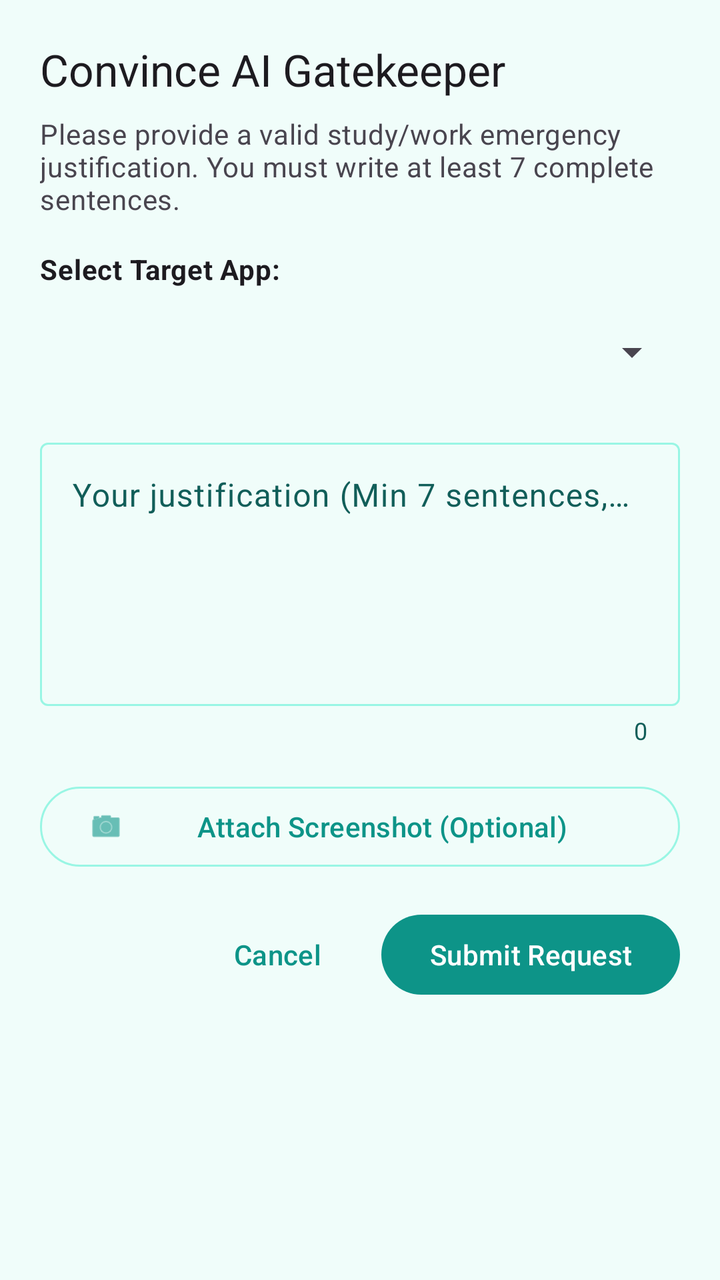
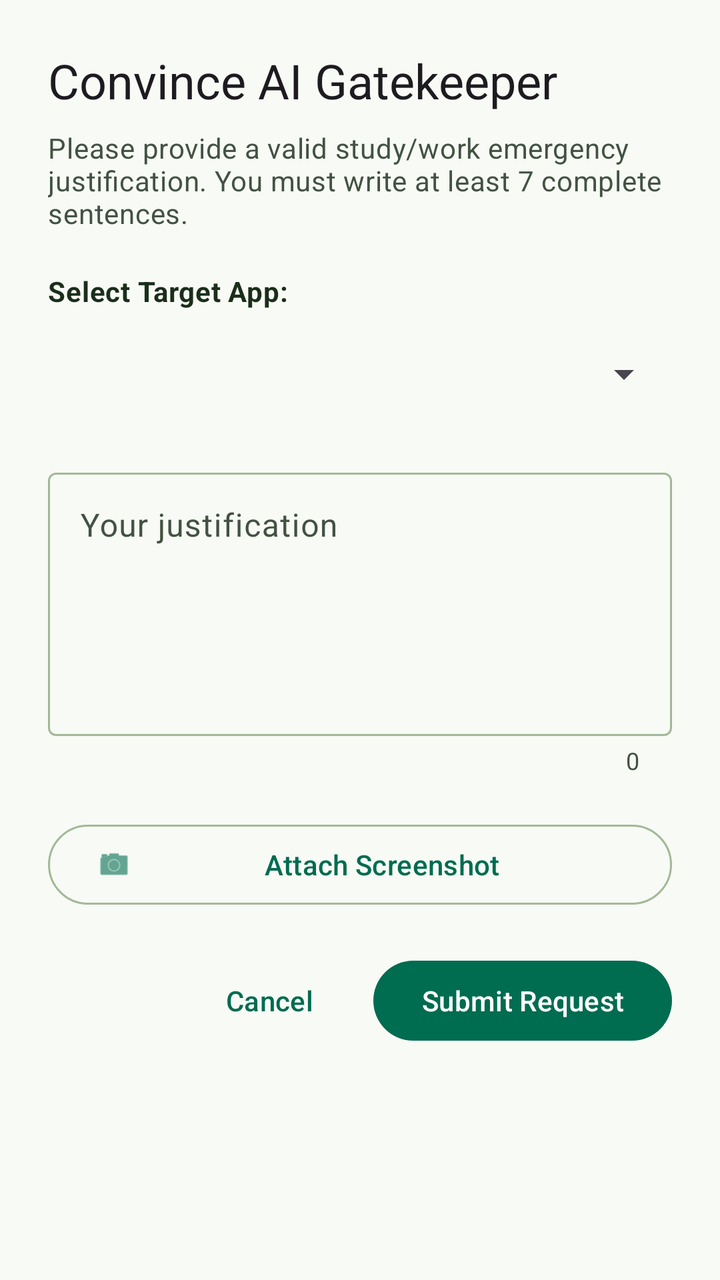

The first picture is an Android layout as it rendered before a commit; the second is the same layout after the commit. The layout source and the unified diff follow.
<!-- AndroidManifest.xml: application theme Theme.BlockWords -->
<!-- res/layout/dialog_ai_chat.xml -->
<?xml version="1.0" encoding="utf-8"?>
<androidx.core.widget.NestedScrollView xmlns:android="http://schemas.android.com/apk/res/android"
    xmlns:app="http://schemas.android.com/apk/res-auto"
    android:layout_width="match_parent"
    android:layout_height="wrap_content"
    android:fillViewport="true">

    <LinearLayout
        android:layout_width="match_parent"
        android:layout_height="wrap_content"
        android:orientation="vertical"
        android:padding="20dp">

        <TextView
            android:id="@+id/tv_dialog_title"
            android:layout_width="match_parent"
            android:layout_height="wrap_content"
            android:text="Convince AI Gatekeeper"
            android:textAppearance="@style/TextAppearance.Material3.TitleLarge"
            android:layout_marginBottom="8dp" />

        <TextView
            android:id="@+id/tv_dialog_subtitle"
            android:layout_width="match_parent"
            android:layout_height="wrap_content"
            android:text="Please provide a valid study/work emergency justification. You must write at least 7 complete sentences."
            android:textAppearance="@style/TextAppearance.Material3.BodyMedium"
            android:textColor="?android:attr/textColorSecondary"
            android:layout_marginBottom="16dp" />

        
        <TextView
            android:id="@+id/tv_select_app_label"
            android:layout_width="match_parent"
            android:layout_height="wrap_content"
            android:text="Select Target App:"
            android:textAppearance="@style/TextAppearance.Material3.BodyMedium"
            android:textStyle="bold"
            android:layout_marginBottom="8dp" />

        <Spinner
            android:id="@+id/spinner_apps"
            android:layout_width="match_parent"
            android:layout_height="48dp"
            android:layout_marginBottom="16dp" />

        
        <com.google.android.material.textfield.TextInputLayout
            android:id="@+id/til_justification"
            android:layout_width="match_parent"
            android:layout_height="wrap_content"
            android:hint="Your justification (Min 7 sentences, 5 words/sentence)"
            android:layout_marginBottom="16dp"
            app:counterEnabled="true"
            style="@style/Widget.Material3.TextInputLayout.OutlinedBox">

            <com.google.android.material.textfield.TextInputEditText
                android:id="@+id/et_justification"
                android:layout_width="match_parent"
                android:layout_height="wrap_content"
                android:minLines="5"
                android:gravity="top|start"
                android:inputType="textMultiLine" />
        </com.google.android.material.textfield.TextInputLayout>

        
        <LinearLayout
            android:id="@+id/layout_attachment"
            android:layout_width="match_parent"
            android:layout_height="wrap_content"
            android:orientation="vertical"
            android:layout_marginBottom="16dp">

            <com.google.android.material.button.MaterialButton
                android:id="@+id/btn_attach_image"
                style="@style/Widget.Material3.Button.OutlinedButton"
                android:layout_width="match_parent"
                android:layout_height="wrap_content"
                android:text="Attach Screenshot (Optional)"
                app:icon="@android:drawable/ic_menu_camera" />

            <com.google.android.material.card.MaterialCardView
                android:id="@+id/card_image_preview"
                android:layout_width="wrap_content"
                android:layout_height="wrap_content"
                android:layout_gravity="center_horizontal"
                android:layout_marginTop="8dp"
                android:visibility="gone"
                app:cardCornerRadius="8dp">

                <FrameLayout
                    android:layout_width="wrap_content"
                    android:layout_height="wrap_content">

                    <ImageView
                        android:id="@+id/iv_preview"
                        android:layout_width="160dp"
                        android:layout_height="120dp"
                        android:scaleType="centerCrop" />

                    <ImageButton
                        android:id="@+id/btn_remove_image"
                        android:layout_width="32dp"
                        android:layout_height="32dp"
                        android:layout_gravity="top|end"
                        android:background="@android:color/transparent"
                        android:src="@android:drawable/ic_menu_close_clear_cancel"
                        app:tint="?attr/colorError" />
                </FrameLayout>
            </com.google.android.material.card.MaterialCardView>
        </LinearLayout>

        
        <LinearLayout
            android:id="@+id/layout_loading"
            android:layout_width="match_parent"
            android:layout_height="wrap_content"
            android:orientation="vertical"
            android:gravity="center"
            android:visibility="gone"
            android:layout_marginBottom="16dp">

            <com.google.android.material.progressindicator.CircularProgressIndicator
                android:layout_width="wrap_content"
                android:layout_height="wrap_content"
                android:indeterminate="true" />

            <TextView
                android:layout_width="wrap_content"
                android:layout_height="wrap_content"
                android:text="Consulting Gemini AI Gatekeeper..."
                android:textAppearance="@style/TextAppearance.Material3.BodyMedium"
                android:layout_marginTop="8dp" />
        </LinearLayout>

        
        <com.google.android.material.card.MaterialCardView
            android:id="@+id/card_ai_verdict"
            android:layout_width="match_parent"
            android:layout_height="wrap_content"
            android:visibility="gone"
            android:layout_marginBottom="16dp"
            app:cardCornerRadius="12dp"
            app:strokeWidth="1dp"
            app:strokeColor="?attr/colorPrimary">

            <LinearLayout
                android:layout_width="match_parent"
                android:layout_height="wrap_content"
                android:orientation="vertical"
                android:padding="12dp">

                <TextView
                    android:id="@+id/tv_verdict_title"
                    android:layout_width="match_parent"
                    android:layout_height="wrap_content"
                    android:text="Verdict: REJECTED"
                    android:textAppearance="@style/TextAppearance.Material3.TitleMedium"
                    android:layout_marginBottom="4dp" />

                <TextView
                    android:id="@+id/tv_verdict_message"
                    android:layout_width="match_parent"
                    android:layout_height="wrap_content"
                    android:text="AI response text goes here"
                    android:textAppearance="@style/TextAppearance.Material3.BodyMedium" />
            </LinearLayout>
        </com.google.android.material.card.MaterialCardView>

        
        <LinearLayout
            android:layout_width="match_parent"
            android:layout_height="wrap_content"
            android:orientation="horizontal"
            android:gravity="end">

            <com.google.android.material.button.MaterialButton
                android:id="@+id/btn_cancel"
                style="@style/Widget.Material3.Button.TextButton"
                android:layout_width="wrap_content"
                android:layout_height="wrap_content"
                android:text="Cancel"
                android:layout_marginEnd="8dp" />

            <com.google.android.material.button.MaterialButton
                android:id="@+id/btn_submit"
                android:layout_width="wrap_content"
                android:layout_height="wrap_content"
                android:text="Submit Request" />
        </LinearLayout>

    </LinearLayout>
</androidx.core.widget.NestedScrollView>
<!-- resources referenced by this layout -->
<resources>
  <style name="Base.Theme.BlockWords" parent="Theme.Material3.DayNight.NoActionBar">
          <item name="colorPrimary">@color/md_theme_primary</item>
          <item name="colorOnPrimary">@color/md_theme_onPrimary</item>
          <item name="colorPrimaryContainer">@color/md_theme_primaryContainer</item>
          <item name="colorOnPrimaryContainer">@color/md_theme_onPrimaryContainer</item>
          <item name="colorSecondary">@color/md_theme_secondary</item>
          <item name="colorOnSecondary">@color/md_theme_onSecondary</item>
          <item name="colorSecondaryContainer">@color/md_theme_secondaryContainer</item>
          <item name="colorOnSecondaryContainer">@color/md_theme_onSecondaryContainer</item>
          <item name="colorTertiary">@color/md_theme_tertiary</item>
          <item name="colorOnTertiary">@color/md_theme_onTertiary</item>
          <item name="colorTertiaryContainer">@color/md_theme_tertiaryContainer</item>
          <item name="colorOnTertiaryContainer">@color/md_theme_onTertiaryContainer</item>
          <item name="colorError">@color/md_theme_error</item>
          <item name="colorOnError">@color/md_theme_onError</item>
          <item name="colorErrorContainer">@color/md_theme_errorContainer</item>
          <item name="colorOnErrorContainer">@color/md_theme_onErrorContainer</item>
          <item name="android:colorBackground">@color/md_theme_background</item>
          <item name="colorOnBackground">@color/md_theme_onBackground</item>
          <item name="colorSurface">@color/md_theme_surface</item>
          <item name="colorOnSurface">@color/md_theme_onSurface</item>
          <item name="colorSurfaceVariant">@color/md_theme_surfaceVariant</item>
          <item name="colorOnSurfaceVariant">@color/md_theme_onSurfaceVariant</item>
          <item name="colorOutline">@color/md_theme_outline</item>
          <item name="colorOutlineVariant">@color/md_theme_outlineVariant</item>
          <item name="colorSurfaceInverse">@color/md_theme_inverseSurface</item>
          <item name="colorOnSurfaceInverse">@color/md_theme_inverseOnSurface</item>
          <item name="colorPrimaryInverse">@color/md_theme_inversePrimary</item>
          <item name="colorPrimaryFixed">@color/md_theme_primaryFixed</item>
          <item name="colorOnPrimaryFixed">@color/md_theme_onPrimaryFixed</item>
          <item name="colorPrimaryFixedDim">@color/md_theme_primaryFixedDim</item>
          <item name="colorOnPrimaryFixedVariant">@color/md_theme_onPrimaryFixedVariant</item>
          <item name="colorSecondaryFixed">@color/md_theme_secondaryFixed</item>
          <item name="colorOnSecondaryFixed">@color/md_theme_onSecondaryFixed</item>
          <item name="colorSecondaryFixedDim">@color/md_theme_secondaryFixedDim</item>
          <item name="colorOnSecondaryFixedVariant">@color/md_theme_onSecondaryFixedVariant</item>
          <item name="colorTertiaryFixed">@color/md_theme_tertiaryFixed</item>
          <item name="colorOnTertiaryFixed">@color/md_theme_onTertiaryFixed</item>
          <item name="colorTertiaryFixedDim">@color/md_theme_tertiaryFixedDim</item>
          <item name="colorOnTertiaryFixedVariant">@color/md_theme_onTertiaryFixedVariant</item>
          <item name="colorSurfaceDim">@color/md_theme_surfaceDim</item>
          <item name="colorSurfaceBright">@color/md_theme_surfaceBright</item>
          <item name="colorSurfaceContainerLowest">@color/md_theme_surfaceContainerLowest</item>
          <item name="colorSurfaceContainerLow">@color/md_theme_surfaceContainerLow</item>
          <item name="colorSurfaceContainer">@color/md_theme_surfaceContainer</item>
          <item name="colorSurfaceContainerHigh">@color/md_theme_surfaceContainerHigh</item>
          <item name="colorSurfaceContainerHighest">@color/md_theme_surfaceContainerHighest</item>
      </style>
  <color name="md_theme_primary">#0D9488</color>
  <color name="md_theme_primaryContainer">#CCFBF1</color>
  <color name="md_theme_onPrimaryContainer">#115E59</color>
  <color name="md_theme_secondary">#14B8A6</color>
  <color name="md_theme_secondaryContainer">#E0F2FE</color>
  <color name="md_theme_onSecondaryContainer">#0369A1</color>
  <color name="md_theme_tertiary">#EA580C</color>
  <color name="md_theme_tertiaryContainer">#FFEDD5</color>
  <color name="md_theme_onTertiaryContainer">#7C2D12</color>
  <color name="md_theme_error">#BA1A1A</color>
  <color name="md_theme_errorContainer">#FFDAD6</color>
  <color name="md_theme_onErrorContainer">#410002</color>
  <color name="md_theme_background">#F0FDFA</color>
  <color name="md_theme_onBackground">#115E59</color>
  <color name="md_theme_onSurface">#115E59</color>
  <color name="md_theme_surfaceVariant">#F0FDFA</color>
  <color name="md_theme_onSurfaceVariant">#115E59</color>
  <color name="md_theme_outline">#99F6E4</color>
  <color name="md_theme_outlineVariant">#CCFBF1</color>
  <color name="md_theme_inverseSurface">#2B3230</color>
  <color name="md_theme_inverseOnSurface">#ECF2EF</color>
  <color name="md_theme_inversePrimary">#83D5C5</color>
  <color name="md_theme_primaryFixed">#9FF2E1</color>
  <color name="md_theme_onPrimaryFixed">#00201B</color>
  <color name="md_theme_primaryFixedDim">#83D5C5</color>
  <color name="md_theme_onPrimaryFixedVariant">#005046</color>
  <color name="md_theme_secondaryFixed">#CDE8E1</color>
  <color name="md_theme_onSecondaryFixed">#06201B</color>
  <color name="md_theme_secondaryFixedDim">#B1CCC5</color>
  <color name="md_theme_onSecondaryFixedVariant">#334B46</color>
  <color name="md_theme_tertiaryFixed">#CAE6FF</color>
  <color name="md_theme_onTertiaryFixed">#001E2F</color>
  <color name="md_theme_tertiaryFixedDim">#ACCAE5</color>
  <color name="md_theme_onTertiaryFixedVariant">#2C4A60</color>
  <color name="md_theme_surfaceDim">#D5DBD8</color>
  <color name="md_theme_surfaceBright">#F5FBF8</color>
  <color name="md_theme_surfaceContainerLow">#EFF5F2</color>
  <color name="md_theme_surfaceContainer">#E9EFEC</color>
  <color name="md_theme_surfaceContainerHigh">#E3EAE6</color>
  <color name="md_theme_surfaceContainerHighest">#DEE4E1</color>
  <!-- unchanged entries left out for length: 7 -->
</resources>

<!-- the commit's change to res/layout/dialog_ai_chat.xml (unified diff, before → after) -->
@@ -9,14 +9,14 @@
         android:layout_width="match_parent"
         android:layout_height="wrap_content"
         android:orientation="vertical"
-        android:padding="20dp">
+        android:padding="24dp">
 
         <TextView
             android:id="@+id/tv_dialog_title"
             android:layout_width="match_parent"
             android:layout_height="wrap_content"
             android:text="Convince AI Gatekeeper"
-            android:textAppearance="@style/TextAppearance.Material3.TitleLarge"
+            android:textAppearance="@style/TextAppearance.Material3.HeadlineSmall"
             android:layout_marginBottom="8dp" />
 
         <TextView
@@ -25,8 +25,8 @@
             android:layout_height="wrap_content"
             android:text="Please provide a valid study/work emergency justification. You must write at least 7 complete sentences."
             android:textAppearance="@style/TextAppearance.Material3.BodyMedium"
-            android:textColor="?android:attr/textColorSecondary"
-            android:layout_marginBottom="16dp" />
+            android:textColor="?attr/colorOnSurfaceVariant"
+            android:layout_marginBottom="20dp" />
 
         
         <TextView
@@ -36,21 +36,22 @@
             android:text="Select Target App:"
             android:textAppearance="@style/TextAppearance.Material3.BodyMedium"
             android:textStyle="bold"
+            android:textColor="?attr/colorOnSurface"
             android:layout_marginBottom="8dp" />
 
         <Spinner
             android:id="@+id/spinner_apps"
             android:layout_width="match_parent"
             android:layout_height="48dp"
-            android:layout_marginBottom="16dp" />
+            android:layout_marginBottom="20dp" />
 
         
         <com.google.android.material.textfield.TextInputLayout
             android:id="@+id/til_justification"
             android:layout_width="match_parent"
             android:layout_height="wrap_content"
-            android:hint="Your justification (Min 7 sentences, 5 words/sentence)"
-            android:layout_marginBottom="16dp"
+            android:hint="Your justification"
+            android:layout_marginBottom="20dp"
             app:counterEnabled="true"
             style="@style/Widget.Material3.TextInputLayout.OutlinedBox">
 
@@ -69,14 +70,14 @@
             android:layout_width="match_parent"
             android:layout_height="wrap_content"
             android:orientation="vertical"
-            android:layout_marginBottom="16dp">
+            android:layout_marginBottom="20dp">
 
             <com.google.android.material.button.MaterialButton
                 android:id="@+id/btn_attach_image"
                 style="@style/Widget.Material3.Button.OutlinedButton"
                 android:layout_width="match_parent"
                 android:layout_height="wrap_content"
-                android:text="Attach Screenshot (Optional)"
+                android:text="Attach Screenshot"
                 app:icon="@android:drawable/ic_menu_camera" />
 
             <com.google.android.material.card.MaterialCardView
@@ -84,9 +85,10 @@
                 android:layout_width="wrap_content"
                 android:layout_height="wrap_content"
                 android:layout_gravity="center_horizontal"
-                android:layout_marginTop="8dp"
+                android:layout_marginTop="12dp"
                 android:visibility="gone"
-                app:cardCornerRadius="8dp">
+                app:cardElevation="2dp"
+                app:shapeAppearance="@style/ShapeAppearance.Material3.Corner.Small">
 
                 <FrameLayout
                     android:layout_width="wrap_content"
@@ -103,8 +105,8 @@
                         android:layout_width="32dp"
                         android:layout_height="32dp"
                         android:layout_gravity="top|end"
-                        android:background="@android:color/transparent"
-                        android:src="@android:drawable/ic_menu_close_clear_cancel"
+                        android:background="?attr/selectableItemBackgroundBorderless"
+                        android:src="@drawable/baseline_close_24"
                         app:tint="?attr/colorError" />
                 </FrameLayout>
             </com.google.android.material.card.MaterialCardView>
@@ -118,7 +120,7 @@
             android:orientation="vertical"
             android:gravity="center"
             android:visibility="gone"
-            android:layout_marginBottom="16dp">
+            android:layout_marginBottom="20dp">
 
             <com.google.android.material.progressindicator.CircularProgressIndicator
                 android:layout_width="wrap_content"
@@ -130,7 +132,8 @@
                 android:layout_height="wrap_content"
                 android:text="Consulting Gemini AI Gatekeeper..."
                 android:textAppearance="@style/TextAppearance.Material3.BodyMedium"
-                android:layout_marginTop="8dp" />
+                android:textColor="?attr/colorOnSurfaceVariant"
+                android:layout_marginTop="12dp" />
         </LinearLayout>
 
         
@@ -139,16 +142,15 @@
             android:layout_width="match_parent"
             android:layout_height="wrap_content"
             android:visibility="gone"
-            android:layout_marginBottom="16dp"
-            app:cardCornerRadius="12dp"
-            app:strokeWidth="1dp"
-            app:strokeColor="?attr/colorPrimary">
+            android:layout_marginBottom="20dp"
+            app:cardElevation="2dp"
+            app:shapeAppearance="@style/ShapeAppearance.Material3.Corner.Small">
 
             <LinearLayout
                 android:layout_width="match_parent"
                 android:layout_height="wrap_content"
                 android:orientation="vertical"
-                android:padding="12dp">
+                android:padding="16dp">
 
                 <TextView
                     android:id="@+id/tv_verdict_title"
@@ -163,7 +165,8 @@
                     android:layout_width="match_parent"
                     android:layout_height="wrap_content"
                     android:text="AI response text goes here"
-                    android:textAppearance="@style/TextAppearance.Material3.BodyMedium" />
+                    android:textAppearance="@style/TextAppearance.Material3.BodyMedium"
+                    android:textColor="?attr/colorOnSurfaceVariant" />
             </LinearLayout>
         </com.google.android.material.card.MaterialCardView>
 
<!-- resource entries referenced after the edit -->
@@ -1,5 +1,18 @@
 <!-- resources referenced by this layout -->
 <resources>
+  <!-- drawable baseline_close_24 (drawable) -->
+  <vector xmlns:android="http://schemas.android.com/apk/res/android"
+      android:width="24dp"
+      android:height="24dp"
+      android:tint="#000000"
+      android:viewportWidth="24"
+      android:viewportHeight="24">
+  
+      <path
+          android:fillColor="@android:color/white"
+          android:pathData="M19,6.41L17.59,5 12,10.59 6.41,5 5,6.41 10.59,12 5,17.59 6.41,19 12,13.41 17.59,19 19,17.59 13.41,12z" />
+  
+  </vector>
   <style name="Base.Theme.BlockWords" parent="Theme.Material3.DayNight.NoActionBar">
           <item name="colorPrimary">@color/md_theme_primary</item>
           <item name="colorOnPrimary">@color/md_theme_onPrimary</item>
@@ -47,47 +60,67 @@
           <item name="colorSurfaceContainer">@color/md_theme_surfaceContainer</item>
           <item name="colorSurfaceContainerHigh">@color/md_theme_surfaceContainerHigh</item>
           <item name="colorSurfaceContainerHighest">@color/md_theme_surfaceContainerHighest</item>
+  
+          <item name="materialCardViewStyle">@style/Widget.Material3.CardView.Elevated</item>
+          <item name="chipStyle">@style/Widget.Material3.Chip.Input</item>
+          <item name="materialSwitchStyle">@style/Widget.Material3.CompoundButton.MaterialSwitch</item>
+  
+          <item name="shapeAppearanceSmallComponent">@style/ShapeAppearance.BlockWords.Small</item>
+          <item name="shapeAppearanceMediumComponent">@style/ShapeAppearance.BlockWords.Medium</item>
+          <item name="shapeAppearanceLargeComponent">@style/ShapeAppearance.BlockWords.Large</item>
       </style>
-  <color name="md_theme_primary">#0D9488</color>
-  <color name="md_theme_primaryContainer">#CCFBF1</color>
-  <color name="md_theme_onPrimaryContainer">#115E59</color>
-  <color name="md_theme_secondary">#14B8A6</color>
-  <color name="md_theme_secondaryContainer">#E0F2FE</color>
-  <color name="md_theme_onSecondaryContainer">#0369A1</color>
-  <color name="md_theme_tertiary">#EA580C</color>
-  <color name="md_theme_tertiaryContainer">#FFEDD5</color>
-  <color name="md_theme_onTertiaryContainer">#7C2D12</color>
-  <color name="md_theme_error">#BA1A1A</color>
-  <color name="md_theme_errorContainer">#FFDAD6</color>
-  <color name="md_theme_onErrorContainer">#410002</color>
-  <color name="md_theme_background">#F0FDFA</color>
-  <color name="md_theme_onBackground">#115E59</color>
-  <color name="md_theme_onSurface">#115E59</color>
-  <color name="md_theme_surfaceVariant">#F0FDFA</color>
-  <color name="md_theme_onSurfaceVariant">#115E59</color>
-  <color name="md_theme_outline">#99F6E4</color>
-  <color name="md_theme_outlineVariant">#CCFBF1</color>
-  <color name="md_theme_inverseSurface">#2B3230</color>
-  <color name="md_theme_inverseOnSurface">#ECF2EF</color>
-  <color name="md_theme_inversePrimary">#83D5C5</color>
-  <color name="md_theme_primaryFixed">#9FF2E1</color>
-  <color name="md_theme_onPrimaryFixed">#00201B</color>
-  <color name="md_theme_primaryFixedDim">#83D5C5</color>
-  <color name="md_theme_onPrimaryFixedVariant">#005046</color>
-  <color name="md_theme_secondaryFixed">#CDE8E1</color>
-  <color name="md_theme_onSecondaryFixed">#06201B</color>
-  <color name="md_theme_secondaryFixedDim">#B1CCC5</color>
-  <color name="md_theme_onSecondaryFixedVariant">#334B46</color>
-  <color name="md_theme_tertiaryFixed">#CAE6FF</color>
-  <color name="md_theme_onTertiaryFixed">#001E2F</color>
-  <color name="md_theme_tertiaryFixedDim">#ACCAE5</color>
-  <color name="md_theme_onTertiaryFixedVariant">#2C4A60</color>
-  <color name="md_theme_surfaceDim">#D5DBD8</color>
-  <color name="md_theme_surfaceBright">#F5FBF8</color>
-  <color name="md_theme_surfaceContainerLow">#EFF5F2</color>
-  <color name="md_theme_surfaceContainer">#E9EFEC</color>
-  <color name="md_theme_surfaceContainerHigh">#E3EAE6</color>
-  <color name="md_theme_surfaceContainerHighest">#DEE4E1</color>
+  <color name="md_theme_primary">#006C50</color>
+  <color name="md_theme_primaryContainer">#89F8C7</color>
+  <color name="md_theme_onPrimaryContainer">#002116</color>
+  <color name="md_theme_secondary">#0D9488</color>
+  <color name="md_theme_secondaryContainer">#CCFBF1</color>
+  <color name="md_theme_onSecondaryContainer">#134E4A</color>
+  <color name="md_theme_tertiary">#D97706</color>
+  <color name="md_theme_tertiaryContainer">#FDE68A</color>
+  <color name="md_theme_onTertiaryContainer">#451A03</color>
+  <color name="md_theme_error">#E11D48</color>
+  <color name="md_theme_errorContainer">#FFE4E6</color>
+  <color name="md_theme_onErrorContainer">#881337</color>
+  <color name="md_theme_background">#F8FAF5</color>
+  <color name="md_theme_onBackground">#1A2E1A</color>
+  <color name="md_theme_onSurface">#1A2E1A</color>
+  <color name="md_theme_surfaceVariant">#E8F0E0</color>
+  <color name="md_theme_onSurfaceVariant">#425242</color>
+  <color name="md_theme_outline">#A3B898</color>
+  <color name="md_theme_outlineVariant">#C8D4C0</color>
+  <color name="md_theme_inverseSurface">#2E3A2E</color>
+  <color name="md_theme_inverseOnSurface">#E8F0E0</color>
+  <color name="md_theme_inversePrimary">#6EE7B7</color>
+  <color name="md_theme_primaryFixed">#89F8C7</color>
+  <color name="md_theme_onPrimaryFixed">#002116</color>
+  <color name="md_theme_primaryFixedDim">#6CDBAC</color>
+  <color name="md_theme_onPrimaryFixedVariant">#00523C</color>
+  <color name="md_theme_secondaryFixed">#CCFBF1</color>
+  <color name="md_theme_onSecondaryFixed">#07312D</color>
+  <color name="md_theme_secondaryFixedDim">#99F6E4</color>
+  <color name="md_theme_onSecondaryFixedVariant">#0F766E</color>
+  <color name="md_theme_tertiaryFixed">#FDE68A</color>
+  <color name="md_theme_onTertiaryFixed">#451A03</color>
+  <color name="md_theme_tertiaryFixedDim">#FCD34D</color>
+  <color name="md_theme_onTertiaryFixedVariant">#92400E</color>
+  <color name="md_theme_surfaceDim">#D8E0D0</color>
+  <color name="md_theme_surfaceBright">#F8FAF5</color>
+  <color name="md_theme_surfaceContainerLow">#F0F5EC</color>
+  <color name="md_theme_surfaceContainer">#E8F0E0</color>
+  <color name="md_theme_surfaceContainerHigh">#DCE8D4</color>
+  <color name="md_theme_surfaceContainerHighest">#D0DDC8</color>
+  <style name="ShapeAppearance.BlockWords.Small" parent="ShapeAppearance.Material3.SmallComponent">
+          <item name="cornerFamily">rounded</item>
+          <item name="cornerSize">16dp</item>
+      </style>
+  <style name="ShapeAppearance.BlockWords.Medium" parent="ShapeAppearance.Material3.MediumComponent">
+          <item name="cornerFamily">rounded</item>
+          <item name="cornerSize">24dp</item>
+      </style>
+  <style name="ShapeAppearance.BlockWords.Large" parent="ShapeAppearance.Material3.LargeComponent">
+          <item name="cornerFamily">rounded</item>
+          <item name="cornerSize">32dp</item>
+      </style>
   <!-- unchanged entries left out for length: 7 -->
 </resources>
 
